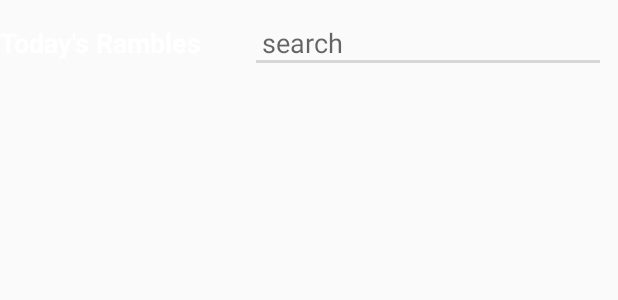
After one commit to corykacal/Squash, an Android app: the layout action_bar.xml on its own in the app's theme, with its tools: preview values and no code run, on a phone screen of 412 x 824 dp. The commit adds this screen. Shown: the top 300 px of the screen. Run offline under Robolectric (Android 15) with nearby library versions, the phone set to English and light mode, and no system bars.

Commit message:
unbroken ui

```diff
--- a/app/src/main/res/drawable/up_boat.xml
+++ b/app/src/main/res/drawable/up_boat.xml
@@ -5,7 +5,7 @@
     android:viewportHeight="24">
   <path
       android:pathData="M3,15.5l9,-9l9,9"
-      android:strokeWidth="2"
+      android:strokeWidth="3.3"
       android:fillColor="#00000000"
       android:strokeColor="#000000"/>
 </vector>
--- /dev/null
+++ b/app/src/main/res/layout/action_bar.xml
@@ -0,0 +1,33 @@
+<?xml version="1.0" encoding="utf-8"?>
+<LinearLayout xmlns:android="http://schemas.android.com/apk/res/android"
+    android:orientation="horizontal"
+    android:layout_width="match_parent"
+    android:layout_height="wrap_content"
+    >
+
+    <TextView
+            android:id="@+id/actionTitle"
+            android:layout_width="80dp"
+            android:layout_height="wrap_content"
+            android:layout_weight="1"
+            android:layout_gravity="start|center_vertical"
+            android:textSize="18sp"
+            android:textColor="#FFFFFF"
+            android:textStyle="bold"
+            android:text="Today's Rambles"/>
+
+    <EditText
+            android:id="@+id/actionSearch"
+            android:layout_width="0dp"
+            android:minEms="16"
+            android:layout_height="wrap_content"
+            android:layout_weight="3"
+            android:layout_margin="8dp"
+            android:layout_gravity="end|center_vertical"
+            android:hint="search"
+            android:imeOptions="actionSearch"
+            android:text=""
+            android:inputType="text"
+            android:padding="8dp" />
+
+</LinearLayout>
--- a/app/src/main/res/layout/fragment_home.xml
+++ b/app/src/main/res/layout/fragment_home.xml
@@ -2,7 +2,9 @@
 <androidx.constraintlayout.widget.ConstraintLayout xmlns:android="http://schemas.android.com/apk/res/android"
     xmlns:app="http://schemas.android.com/apk/res-auto"
     android:layout_width="match_parent"
-    android:layout_height="match_parent">
+    android:layout_height="match_parent"
+    android:background="@color/background"
+    >
 
 
 
--- a/app/src/main/res/values/colors.xml
+++ b/app/src/main/res/values/colors.xml
@@ -1,6 +1,8 @@
 <?xml version="1.0" encoding="utf-8"?>
 <resources>
-    <color name="colorPrimary">#008577</color>
-    <color name="colorPrimaryDark">#00574B</color>
-    <color name="colorAccent">#D81B60</color>
+    <color name="goodComment">#b3e83a</color>
+    <color name="badComment">#f98500</color>
+    <color name="mainYellow">#edea34</color>
+    <color name="post">#fffffc</color>
+    <color name="background">#fffef7</color>
 </resources>
```
Also changed, not shown: app/src/main/java/com/example/squash/MainActivity.kt (+28 -1 lines), app/src/main/java/com/example/squash/posts/HomeFragment.kt (+9 -61 lines), app/src/main/java/com/example/squash/posts/postTouchHelper.kt (added, +76 -0 lines), app/src/main/res/layout/activity_main.xml (+14 -1 lines), app/src/main/res/layout/row_post.xml (+70 -41 lines), 3 other files.
